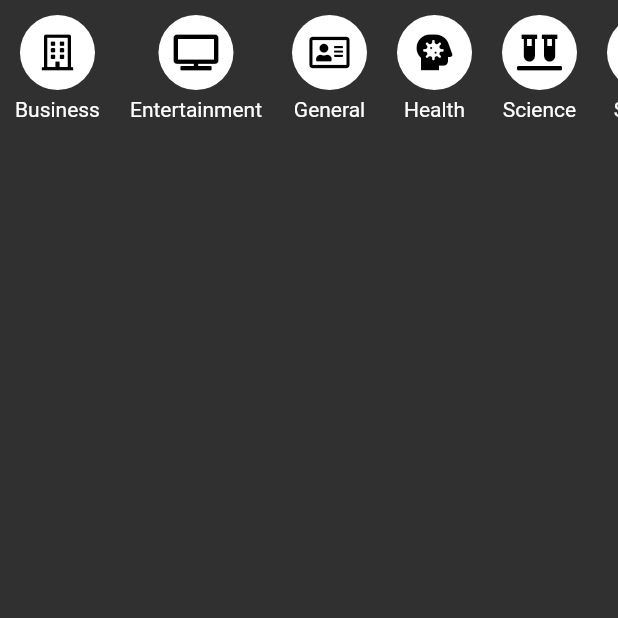
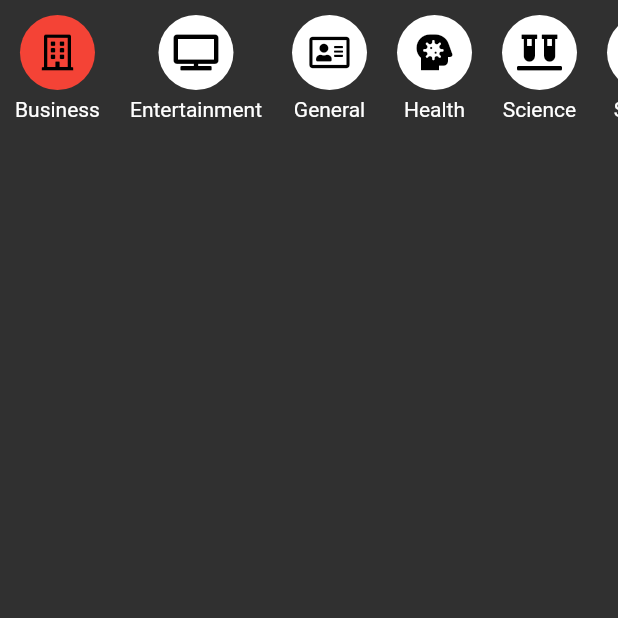
Before and after one commit to ProjectsFlutter/AppNews, a Flutter app: the Tab2Page screen opened directly, on a phone screen of 412 x 824 dp, the top half of it. Run offline on Flutter 3.47's test engine with Material 2 defaults, Android fonts, the light colour scheme and no system bars; our stand-ins replace font_awesome_flutter; network calls fail.

Commit message:
Change the color of the selected category

```diff
--- a/lib/src/pages/tab2_page.dart
+++ b/lib/src/pages/tab2_page.dart
@@ -51,17 +51,18 @@ class _CategoruButton extends StatelessWidget {
 
   @override
   Widget build(BuildContext context) {
+    final _serviceProvider = Provider.of<NewsService>(context, listen: false);
+
     return GestureDetector(
       onTap: (){
-         final _serviceProvider = Provider.of<NewsService>(context, listen: false);
          _serviceProvider.selectedCategory = _category.name;
       },
       child: Container(
         height: 50.0,
         width: 50.0,
-        decoration: const BoxDecoration(
+        decoration: BoxDecoration(
           shape: BoxShape.circle,
-          color: Colors.white
+          color: (_serviceProvider.selectedCategory == _category.name) ? Colors.red : Colors.white
         ),
         child: Icon(_category.icon, color: Colors.black)
       ),
```
